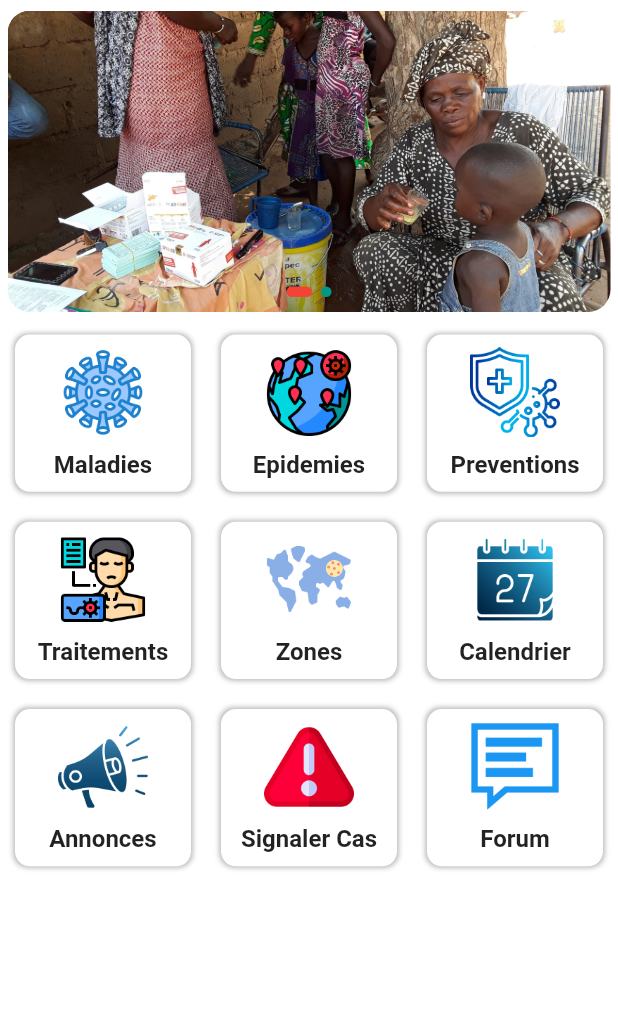
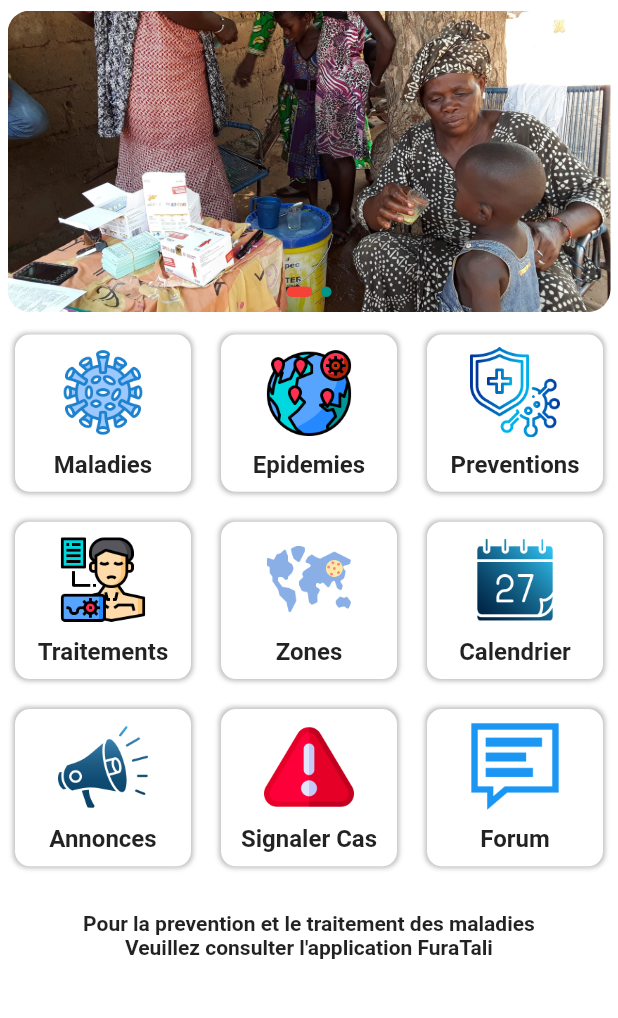
Before and after one commit to ayaya6436/keneyadememobile, a Flutter app: the screen it shows after launch, on a phone screen of 412 x 824 dp, the part 141-1159 px from its top. Run offline on Flutter 3.47's test engine with Material 2 defaults, Android fonts, the light colour scheme and no system bars; drawn by our look-alikes of carousel_slider; our stand-ins replace animated_splash_screen, audioplayers, chewie, dio, google_maps_flutter, image_picker and 2 more.

Commit message:
update dashboard

```diff
--- a/lib/pages/annonce.dart
+++ b/lib/pages/annonce.dart
@@ -145,7 +145,7 @@ class AnnonceState extends State<Annonce> {
                             color: Colors.grey.withOpacity(0.5),
                             spreadRadius: 2,
                             blurRadius: 7,
-                            offset: Offset(0, 0),
+                            offset: Offset(0, 6),
                           ),
                         ],
                       ),
--- a/lib/pages/dashboard.dart
+++ b/lib/pages/dashboard.dart
@@ -194,7 +194,14 @@ class _DashboardState extends State<Dashboard> {
                ),
              );
            },
-          )
+          ),
+          SizedBox(height: 20,),
+          Text(" Pour la prevention et le traitement des maladies \n "
+              "        Veuillez consulter l'application FuraTali", style: TextStyle(fontWeight: FontWeight.bold
+
+          ),),
+
+
         ],
       ),
 
```
Also changed, not shown: lib/pages/maldie.dart (+22 -7 lines).
